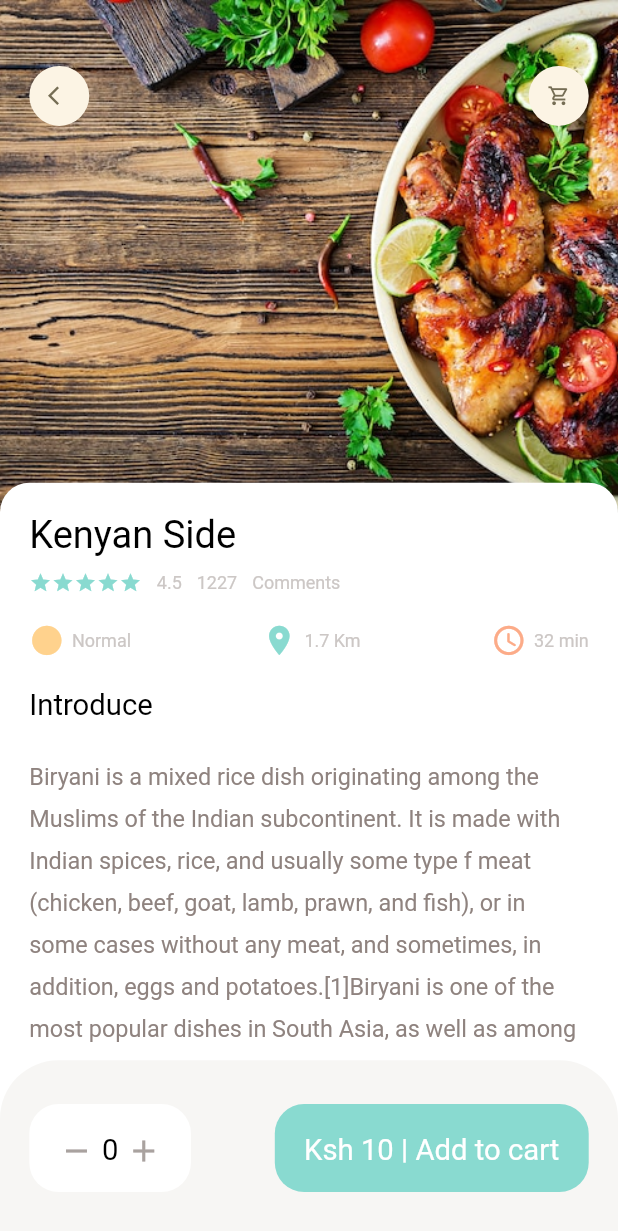
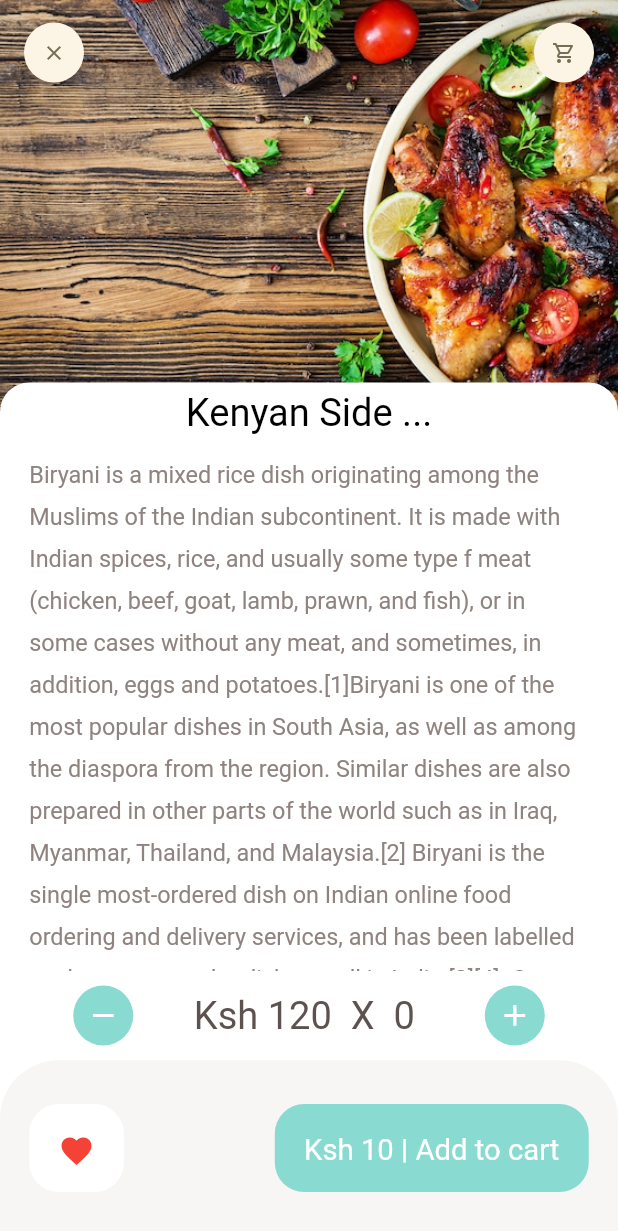
Before and after one commit to martin-ngigi/iEats, a Flutter app: the screen it shows after launch, after a tap on "Show more...", on a phone screen of 412 x 824 dp. Shown: the top 1231 px of the screen. Run offline on Flutter 3.47's test engine with Material 2 defaults, Android fonts, the phone set to English and light mode, and no system bars; our stand-ins replace dots_indicator, get.

Commit message:
Added Recommended Food detail UI

```diff
--- a/lib/main.dart
+++ b/lib/main.dart
@@ -1,6 +1,7 @@
 import 'package:flutter/material.dart';
 import 'package:get/get_navigation/src/root/get_material_app.dart';
 import 'package:i_eats/pages/food/popular_food_detail.dart';
+import 'package:i_eats/pages/food/recommended_food_detail.dart';
 import 'package:i_eats/pages/home/main_food_page.dart';
 
 void main() {
@@ -23,7 +24,7 @@ class MyApp extends StatelessWidget {
         primarySwatch: Colors.blue,
       ),
       // home: MainFoodPage()
-       home: PopularFoodDetail()
+       home: RecommendedFoodDetail()
     );
   }
 }
--- /dev/null
+++ b/lib/pages/food/recommended_food_detail.dart
@@ -0,0 +1,153 @@
+//stless
+import 'package:flutter/cupertino.dart';
+import 'package:flutter/material.dart';
+import 'package:i_eats/utils/colors.dart';
+import 'package:i_eats/widgets/app_icon.dart';
+import 'package:i_eats/widgets/big_text.dart';
+import 'package:i_eats/widgets/expandable_text_widgett.dart';
+
+import '../../utils/dimensions.dart';
+
+class RecommendedFoodDetail extends StatelessWidget {
+  const RecommendedFoodDetail({Key? key}) : super(key: key);
+
+  @override
+  Widget build(BuildContext context) {
+    return  Scaffold(
+      backgroundColor: Colors.white,
+      body: CustomScrollView(
+        slivers: [
+          SliverAppBar(
+            toolbarHeight: 70,
+            title: Row(
+              mainAxisAlignment: MainAxisAlignment.spaceBetween,
+              children: [
+                AppIcon(icon: Icons.clear),
+                AppIcon(icon: Icons.shopping_cart_outlined),
+              ],
+            ),
+            bottom: PreferredSize(
+              preferredSize: Size.fromHeight(20),
+              child: Container(
+                //margin: EdgeInsets.only(left: Dimensions.width20, right: Dimensions.width20, ),
+                child: Center( child:  BigText(size: Dimensions.font26, text: "Kenyan Side ..."),),
+                width: double.maxFinite,//complete width
+                padding: EdgeInsets.only(top: 5, bottom: 10),
+                decoration: BoxDecoration(
+                  color: Colors.white,
+                  borderRadius: BorderRadius.only(
+                    topLeft: Radius.circular(Dimensions.radius20),
+                    topRight: Radius.circular(Dimensions.radius20),
+                  )
+                ),
+              ),
+            ),
+            pinned: true,
+            backgroundColor: Colors.yellow,
+            expandedHeight: 300, //expands from 300 to 350
+            flexibleSpace: FlexibleSpaceBar(
+              background: Image.asset(
+                  "assets/images/food1.png",
+                width: double.maxFinite,
+                fit: BoxFit.cover,
+              ),
+
+            ),
+          ),
+          SliverToBoxAdapter(
+            child: Column(
+              children: [
+                Container(
+                  child: ExpandableTextWidget(
+                    text: "Biryani is a mixed rice dish originating among the Muslims of the Indian subcontinent. It is made with Indian spices, rice, and usually some type of meat (chicken, beef, goat, lamb, prawn, and fish), or in some cases without any meat, and sometimes, in addition, eggs and potatoes.[1]Biryani is one of the most popular dishes in South Asia, as well as among the diaspora from the region. Similar dishes are also prepared in other parts of the world such as in Iraq, Myanmar, Thailand, and Malaysia.[2] Biryani is the single most-ordered dish on Indian online food ordering and delivery services, and has been labelled as the most popular dish overall in India.[3][4]. One theory states that it originated from birinj (Persian: برنج), the Persian word for rice.[5][6] Another theory states that it is derived from biryan or beriyan (Persian: بریان), which means to fry or to roast.[7][8] It may alternatively be related to the Persian word bereshtan (Persian: برشتن) which also means to roast (onions), as the dish is often prepared by flavouring rice with fried onions and meat, besides mild spices. Persian was used as an official language in different parts of medieval India by various Islamic dynasties.[9][10]"
+                          "Origin \n The exact origin of the dish is uncertain. In North India, different varieties of biryani developed in the Muslim centres of Delhi (Mughlai cuisine), Rampur, Lucknow (Awadhi cuisine) and other small principalities. In South India, where rice is more widely used as a staple food, several distinct varieties of biryani emerged from Hyderabad Deccan (where some believe the dish originated[11]) as well as Tamil Nadu (Ambur, Thanjavur, Chettinad, Salem, Dindigal), Kerala (Malabar), Telangana, and Karnataka (Bhatkal) where Muslim communities were present.[5][12] \nAccording to historian Lizzie Collingham, the modern biryani developed in the royal kitchens of the Mughal Empire (1526–1857) and is a mix of the native spicy rice dishes of India and the Persian pilaf.[13] Indian restaurateur Kris Dhillon believes that the dish originated in Persia, and was brought to India by the Mughals.[14]"
+                          "\nAnother theory claims that the dish was prepared in India before the first Mughal emperor Babur conquered India.[15] The 16th-century Mughal text Ain-i-Akbari makes no distinction between biryanis and pilaf (or pulao): it states that the word biryani is of older usage in India.[16] A similar theory, that biryani came to India with Timurs invasion, appears to be incorrect because there is no record of biryani having existed in his native land during that period.[15]"
+                          "\nAccording to Pratibha Karan, who wrote the book Biryani, biryani is of Mughal origin, derived from pilaf varieties brought to the Indian subcontinent by Arab traders. She speculates that the pulao was an army dish in medieval India. Armies would prepare a one-pot dish of rice with whichever meat was available. Over time, the dish became biryani due to different methods of cooking, with the distinction between pulao and biryani being arbitrary.[5][15]"
+                          "\nAccording to Vishwanath Shenoy, the owner of a biryani restaurant chain in India, one branch of biryani comes from the Mughals, while another was brought by the Arab traders to Malabar in South India.[17]"
+                          "\nThere are various apocryphal stories dating the invention to Shah Jahan's time but Rana Safvi, the distinguished historian, says she could only find a recipe from the later Mughal period, from Bahadur Shah Zafar's time. It is not her claim that there was no biryani before that; just that she has not found a recipe. Other historians who have gone through texts say that the first references to biryani only appear around the 18th century.   "
+                          ""
+                          "\nBiryani is a mixed rice dish originating among the Muslims of the Indian subcontinent. It is made with Indian spices, rice, and usually some type of meat (chicken, beef, goat, lamb, prawn, and fish), or in some cases without any meat, and sometimes, in addition, eggs and potatoes.[1]Biryani is one of the most popular dishes in South Asia, as well as among the diaspora from the region. Similar dishes are also prepared in other parts of the world such as in Iraq, Myanmar, Thailand, and Malaysia.[2] Biryani is the single most-ordered dish on Indian online food ordering and delivery services, and has been labelled as the most popular dish overall in India.[3][4]. One theory states that it originated from birinj (Persian: برنج), the Persian word for rice.[5][6] Another theory states that it is derived from biryan or beriyan (Persian: بریان), which means to fry or to roast.[7][8] It may alternatively be related to the Persian word bereshtan (Persian: برشتن) which also means to roast (onions), as the dish is often prepared by flavouring rice with fried onions and meat, besides mild spices. Persian was used as an official language in different parts of medieval India by various Islamic dynasties.[9][10]"
+                          "Origin \n The exact origin of the dish is uncertain. In North India, different varieties of biryani developed in the Muslim centres of Delhi (Mughlai cuisine), Rampur, Lucknow (Awadhi cuisine) and other small principalities. In South India, where rice is more widely used as a staple food, several distinct varieties of biryani emerged from Hyderabad Deccan (where some believe the dish originated[11]) as well as Tamil Nadu (Ambur, Thanjavur, Chettinad, Salem, Dindigal), Kerala (Malabar), Telangana, and Karnataka (Bhatkal) where Muslim communities were present.[5][12] \nAccording to historian Lizzie Collingham, the modern biryani developed in the royal kitchens of the Mughal Empire (1526–1857) and is a mix of the native spicy rice dishes of India and the Persian pilaf.[13] Indian restaurateur Kris Dhillon believes that the dish originated in Persia, and was brought to India by the Mughals.[14]"
+                          "\nAnother theory claims that the dish was prepared in India before the first Mughal emperor Babur conquered India.[15] The 16th-century Mughal text Ain-i-Akbari makes no distinction between biryanis and pilaf (or pulao): it states that the word biryani is of older usage in India.[16] A similar theory, that biryani came to India with Timurs invasion, appears to be incorrect because there is no record of biryani having existed in his native land during that period.[15]"
+                          "\nAccording to Pratibha Karan, who wrote the book Biryani, biryani is of Mughal origin, derived from pilaf varieties brought to the Indian subcontinent by Arab traders. She speculates that the pulao was an army dish in medieval India. Armies would prepare a one-pot dish of rice with whichever meat was available. Over time, the dish became biryani due to different methods of cooking, with the distinction between pulao and biryani being arbitrary.[5][15]"
+                          "\nAccording to Vishwanath Shenoy, the owner of a biryani restaurant chain in India, one branch of biryani comes from the Mughals, while another was brought by the Arab traders to Malabar in South India.[17]"
+                          "\nThere are various apocryphal stories dating the invention to Shah Jahan's time but Rana Safvi, the distinguished historian, says she could only find a recipe from the later Mughal period, from Bahadur Shah Zafar's time. It is not her claim that there was no biryani before that; just that she has not found a recipe. Other historians who have gone through texts say that the first references to biryani only appear around the 18th century.",
+
+                  ),
+                  margin: EdgeInsets.only(left: Dimensions.width20, right: Dimensions.width20),
+                ),
+              ],
+            )
+          )
+        ],
+      ),
+      bottomNavigationBar: Column(
+        mainAxisSize: MainAxisSize.min,
+        children: [
+          Container(
+            padding: EdgeInsets.only(
+              left: Dimensions.width20*2.5, // 50
+              right: Dimensions.width20*2.5, // 50
+              top: Dimensions.height10,
+              bottom: Dimensions.height10,
+            ),
+            child: Row(
+              mainAxisAlignment: MainAxisAlignment.spaceBetween,
+              children: [
+                AppIcon(
+                    iconSize: Dimensions.iconSize24,
+                    iconColor: Colors.white,
+                    backgroundColor: AppColors.mainColor,
+                    icon: Icons.remove
+                ),
+                BigText(text: "Ksh 120 "+" X "+" 0 ", color: AppColors.titleColor, size: Dimensions.font26,),
+                AppIcon(
+                    iconSize: Dimensions.iconSize24,
+                    iconColor: Colors.white,
+                    backgroundColor: AppColors.mainColor,
+                    icon: Icons.add
+                ),
+              ],
+            ),
+          ),
+          Container(
+            height: Dimensions.bottomHeightBar,
+            padding: EdgeInsets.only(top: Dimensions.height30, bottom: Dimensions.height30, left: Dimensions.width20, right: Dimensions.width20),
+            decoration: BoxDecoration(
+                color: AppColors.buttonBackgroundColor,
+                borderRadius: BorderRadius.only(
+                  topLeft: Radius.circular(Dimensions.radius20*2),
+                  topRight:  Radius.circular(Dimensions.radius20*2),
+                )
+            ),
+            child: Row(
+              mainAxisAlignment: MainAxisAlignment.spaceBetween,
+              children: [
+                Container(
+                  padding: EdgeInsets.only(top: Dimensions.height20, bottom: Dimensions.height20, left: Dimensions.width20, right: Dimensions.width20),
+                  decoration: BoxDecoration(
+                      borderRadius: BorderRadius.circular(Dimensions.radius20),
+                      color: Colors.white
+                  ),
+                  child: Icon(
+                    Icons.favorite,
+                    // color: AppColors.mainColor,
+                    color: Colors.red,
+                  ),
+                ),
+                Container(
+                  padding: EdgeInsets.only(top: Dimensions.height20, bottom: Dimensions.height20, left: Dimensions.width20, right: Dimensions.width20),
+                  child: BigText(text: "Ksh 10 | Add to cart", color: Colors.white,),
+                  decoration: BoxDecoration(
+                    borderRadius: BorderRadius.circular(Dimensions.radius20),
+                    color: AppColors.mainColor,
+                  ),
+                )
+              ],
+            ),
+          ),
+        ],
+      ),
+    );
+  }
+}
--- a/lib/widgets/app_icon.dart
+++ b/lib/widgets/app_icon.dart
@@ -7,13 +7,15 @@ class AppIcon extends StatelessWidget {
   final Color backgroundColor;
   final Color iconColor;
   final double size;
+  final double iconSize;
 
   const AppIcon({
     Key? key,
     required this.icon,
      this.backgroundColor = const Color(0xFFfcf4e4),
      this.iconColor = const Color(0xFF756d54),
-     this.size = 40
+     this.size = 40,
+    this.iconSize=16,
   }) : super(key: key);
 
   @override
@@ -28,7 +30,7 @@ class AppIcon extends StatelessWidget {
       child: Icon(
         icon,
         color: iconColor,
-        size: Dimensions.iconSize16,
+        size: iconSize,
       ),
     );
   }
```
